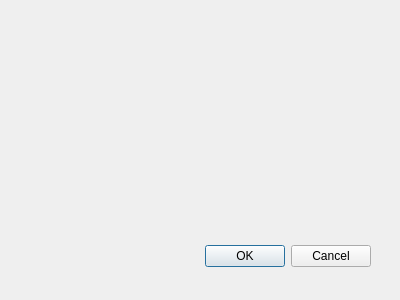
mikhail-7975/SearchTeacher, file newOrder.ui: the form before one commit.
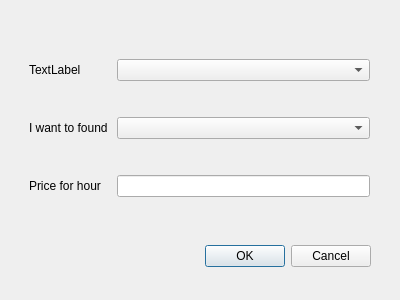
The form after the commit.

```diff
--- a/newOrder.ui
+++ b/newOrder.ui
@@ -29,6 +29,48 @@
     <set>QDialogButtonBox::Cancel|QDialogButtonBox::Ok</set>
    </property>
   </widget>
+  <widget class="QWidget" name="gridLayoutWidget">
+   <property name="geometry">
+    <rect>
+     <x>29</x>
+     <y>29</y>
+     <width>341</width>
+     <height>201</height>
+    </rect>
+   </property>
+   <layout class="QGridLayout" name="gridLayout">
+    <item row="0" column="0">
+     <widget class="QLabel" name="Subjectlabel">
+      <property name="text">
+       <string>TextLabel</string>
+      </property>
+     </widget>
+    </item>
+    <item row="1" column="0">
+     <widget class="QLabel" name="Rolelabel">
+      <property name="text">
+       <string>I want to found </string>
+      </property>
+     </widget>
+    </item>
+    <item row="1" column="1">
+     <widget class="QComboBox" name="SetRolecomboBox"/>
+    </item>
+    <item row="0" column="1">
+     <widget class="QComboBox" name="SetSubjectcomboBox"/>
+    </item>
+    <item row="2" column="0">
+     <widget class="QLabel" name="Pricelabel">
+      <property name="text">
+       <string>Price for hour</string>
+      </property>
+     </widget>
+    </item>
+    <item row="2" column="1">
+     <widget class="QLineEdit" name="SetPricelineEdit"/>
+    </item>
+   </layout>
+  </widget>
  </widget>
  <resources/>
  <connections>
```
